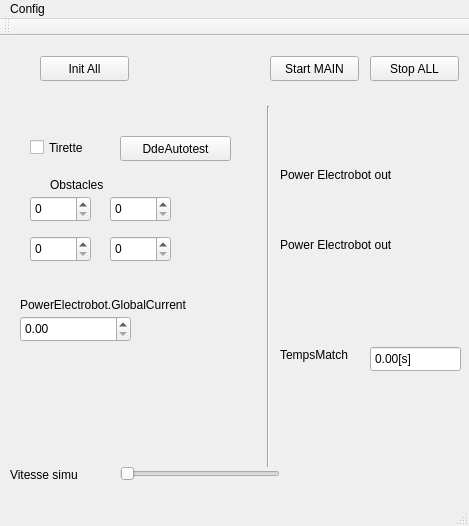
Qt form PluginModules/Simulia/ihm_Simulia.ui (CRLG/LABOTBOX) before a commit.
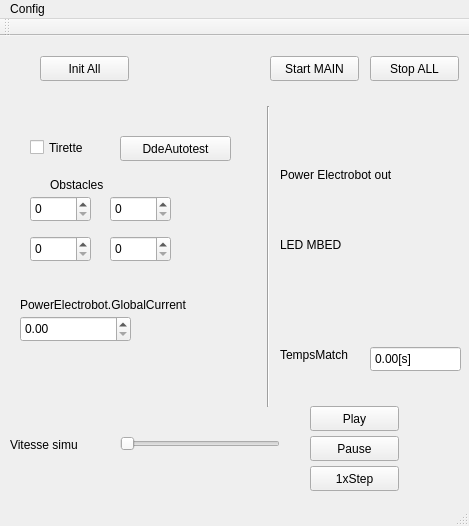
The same form after that commit. Custom widgets are drawn as their Qt base class.

Commit message: #49 [Simulia] Amélioration representativité du temps + ajout Play/Pause/Step sur la simu

Diff of the .ui file:
```diff
--- a/PluginModules/Simulia/ihm_Simulia.ui
+++ b/PluginModules/Simulia/ihm_Simulia.ui
@@ -86,7 +86,7 @@
       <x>260</x>
       <y>70</y>
       <width>16</width>
-      <height>361</height>
+      <height>301</height>
      </rect>
     </property>
     <property name="orientation">
@@ -110,7 +110,7 @@
     <property name="geometry">
      <rect>
       <x>10</x>
-      <y>430</y>
+      <y>400</y>
       <width>101</width>
       <height>17</height>
      </rect>
@@ -372,11 +372,14 @@
     <property name="geometry">
      <rect>
       <x>120</x>
-      <y>430</y>
+      <y>400</y>
       <width>160</width>
       <height>16</height>
      </rect>
     </property>
+    <property name="maximum">
+     <number>50</number>
+    </property>
     <property name="orientation">
      <enum>Qt::Horizontal</enum>
     </property>
@@ -501,7 +504,7 @@
      </rect>
     </property>
     <property name="text">
-     <string>Power Electrobot out</string>
+     <string>LED MBED</string>
     </property>
    </widget>
    <widget class="QLed" name="led_mbed_2">
@@ -588,6 +591,45 @@
      <enum>QLed::Rounded</enum>
     </property>
    </widget>
+   <widget class="QPushButton" name="StepSimu">
+    <property name="geometry">
+     <rect>
+      <x>310</x>
+      <y>430</y>
+      <width>89</width>
+      <height>25</height>
+     </rect>
+    </property>
+    <property name="text">
+     <string>1xStep</string>
+    </property>
+   </widget>
+   <widget class="QPushButton" name="PauseSimu">
+    <property name="geometry">
+     <rect>
+      <x>310</x>
+      <y>400</y>
+      <width>89</width>
+      <height>25</height>
+     </rect>
+    </property>
+    <property name="text">
+     <string>Pause</string>
+    </property>
+   </widget>
+   <widget class="QPushButton" name="PlaySimu">
+    <property name="geometry">
+     <rect>
+      <x>310</x>
+      <y>370</y>
+      <width>89</width>
+      <height>25</height>
+     </rect>
+    </property>
+    <property name="text">
+     <string>Play</string>
+    </property>
+   </widget>
   </widget>
   <widget class="QMenuBar" name="menuBar">
    <property name="geometry">
```
The commit also changes 2 other files.
